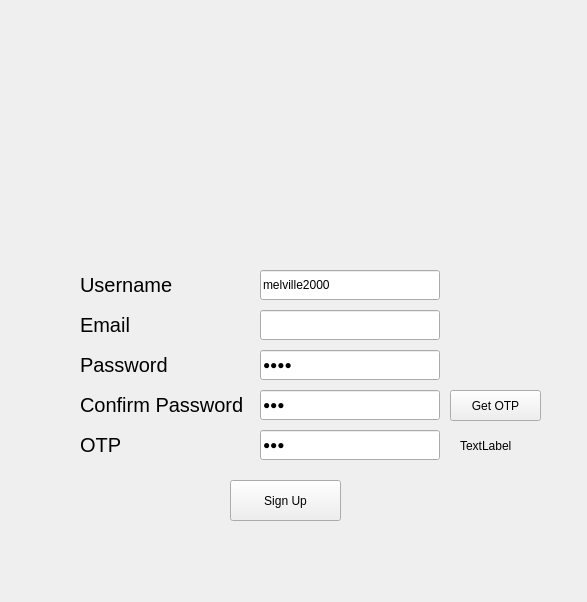
The window that res/design/signup.ui (aquib-sh/password-manager) describes before a commit, drawn with Qt 5.
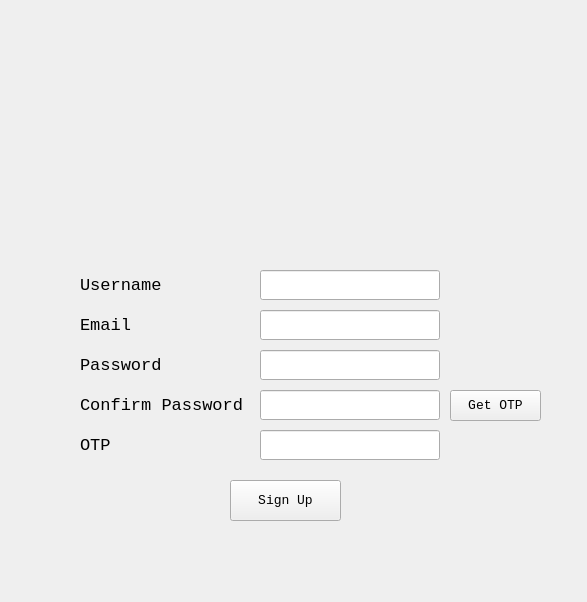
The same window after the commit. Icons and pictures are not drawn.

Commit message: Fix Resource not found by adding login.qrc Reduce the font size to 13 and 10 Enforce Monospace font

```diff
--- a/res/design/signup.ui
+++ b/res/design/signup.ui
@@ -10,6 +10,11 @@
     <height>602</height>
    </rect>
   </property>
+  <property name="font">
+   <font>
+    <pointsize>10</pointsize>
+   </font>
+  </property>
   <property name="windowTitle">
    <string>PassVault Register</string>
   </property>
@@ -26,8 +31,14 @@
      <height>30</height>
     </rect>
    </property>
+   <property name="font">
+    <font>
+     <family>Monospace</family>
+     <pointsize>10</pointsize>
+    </font>
+   </property>
    <property name="text">
-    <string>melville2000</string>
+    <string/>
    </property>
   </widget>
   <widget class="QLabel" name="label">
@@ -41,8 +52,8 @@
    </property>
    <property name="font">
     <font>
-     <pointsize>15</pointsize>
-     <weight>50</weight>
+     <family>Monospace</family>
+     <pointsize>13</pointsize>
      <bold>false</bold>
     </font>
    </property>
@@ -68,11 +79,17 @@
      <height>30</height>
     </rect>
    </property>
+   <property name="font">
+    <font>
+     <family>Monospace</family>
+     <pointsize>10</pointsize>
+    </font>
+   </property>
    <property name="acceptDrops">
     <bool>false</bool>
    </property>
    <property name="text">
-    <string>dsad</string>
+    <string/>
    </property>
    <property name="echoMode">
     <enum>QLineEdit::Password</enum>
@@ -92,8 +109,8 @@
    </property>
    <property name="font">
     <font>
-     <pointsize>15</pointsize>
-     <weight>50</weight>
+     <family>Monospace</family>
+     <pointsize>13</pointsize>
      <bold>false</bold>
     </font>
    </property>
@@ -138,11 +155,17 @@
      <height>30</height>
     </rect>
    </property>
+   <property name="font">
+    <font>
+     <family>Monospace</family>
+     <pointsize>10</pointsize>
+    </font>
+   </property>
    <property name="acceptDrops">
     <bool>false</bool>
    </property>
    <property name="text">
-    <string>sad</string>
+    <string/>
    </property>
    <property name="echoMode">
     <enum>QLineEdit::Password</enum>
@@ -162,8 +185,8 @@
    </property>
    <property name="font">
     <font>
-     <pointsize>15</pointsize>
-     <weight>50</weight>
+     <family>Monospace</family>
+     <pointsize>13</pointsize>
      <bold>false</bold>
     </font>
    </property>
@@ -188,8 +211,8 @@
    </property>
    <property name="font">
     <font>
-     <pointsize>15</pointsize>
-     <weight>50</weight>
+     <family>Monospace</family>
+     <pointsize>13</pointsize>
      <bold>false</bold>
     </font>
    </property>
@@ -215,11 +238,17 @@
      <height>30</height>
     </rect>
    </property>
+   <property name="font">
+    <font>
+     <family>Monospace</family>
+     <pointsize>10</pointsize>
+    </font>
+   </property>
    <property name="acceptDrops">
     <bool>false</bool>
    </property>
    <property name="text">
-    <string>sda</string>
+    <string/>
    </property>
    <property name="echoMode">
     <enum>QLineEdit::Password</enum>
@@ -239,8 +268,8 @@
    </property>
    <property name="font">
     <font>
-     <pointsize>15</pointsize>
-     <weight>50</weight>
+     <family>Monospace</family>
+     <pointsize>13</pointsize>
      <bold>false</bold>
     </font>
    </property>
@@ -263,6 +292,12 @@
      <height>41</height>
     </rect>
    </property>
+   <property name="font">
+    <font>
+     <family>Monospace</family>
+     <pointsize>10</pointsize>
+    </font>
+   </property>
    <property name="text">
     <string>Sign Up</string>
    </property>
@@ -270,14 +305,20 @@
   <widget class="QLabel" name="label_7">
    <property name="geometry">
     <rect>
-     <x>460</x>
-     <y>430</y>
-     <width>81</width>
+     <x>100</x>
+     <y>540</y>
+     <width>401</width>
      <height>31</height>
     </rect>
    </property>
+   <property name="font">
+    <font>
+     <family>Monospace</family>
+     <pointsize>10</pointsize>
+    </font>
+   </property>
    <property name="text">
-    <string>TextLabel</string>
+    <string/>
    </property>
   </widget>
   <widget class="QLineEdit" name="emailInput">
@@ -302,6 +343,12 @@
      <height>31</height>
     </rect>
    </property>
+   <property name="font">
+    <font>
+     <family>Monospace</family>
+     <pointsize>10</pointsize>
+    </font>
+   </property>
    <property name="text">
     <string>Get OTP</string>
    </property>
```
Left out of the diff: 12 changed lines with no effect on the pictures.
